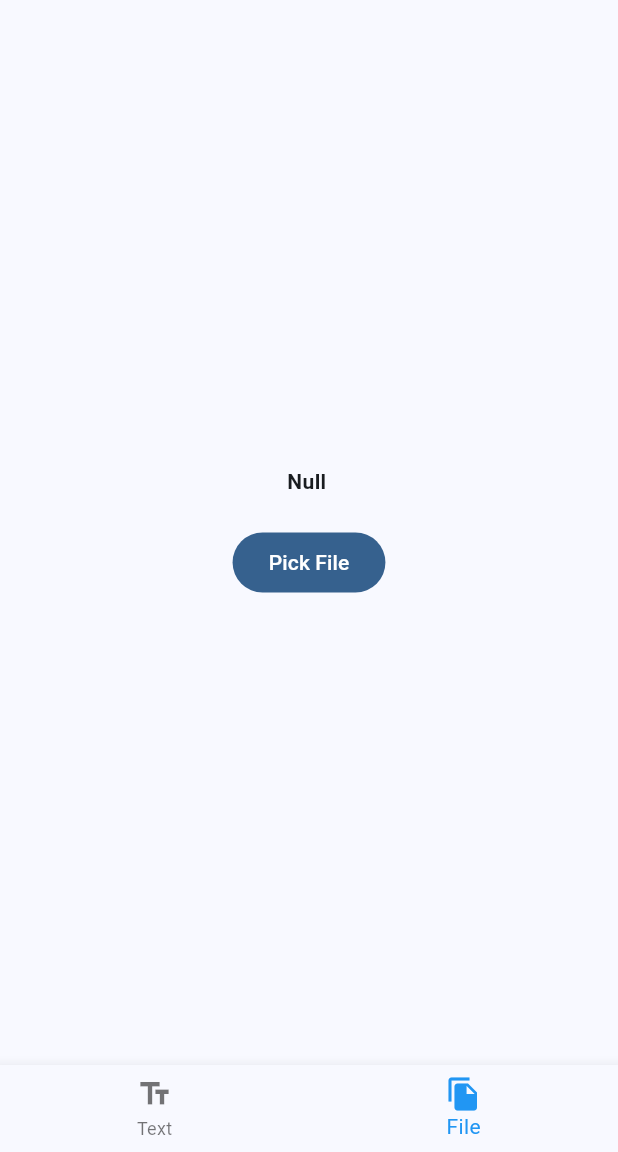
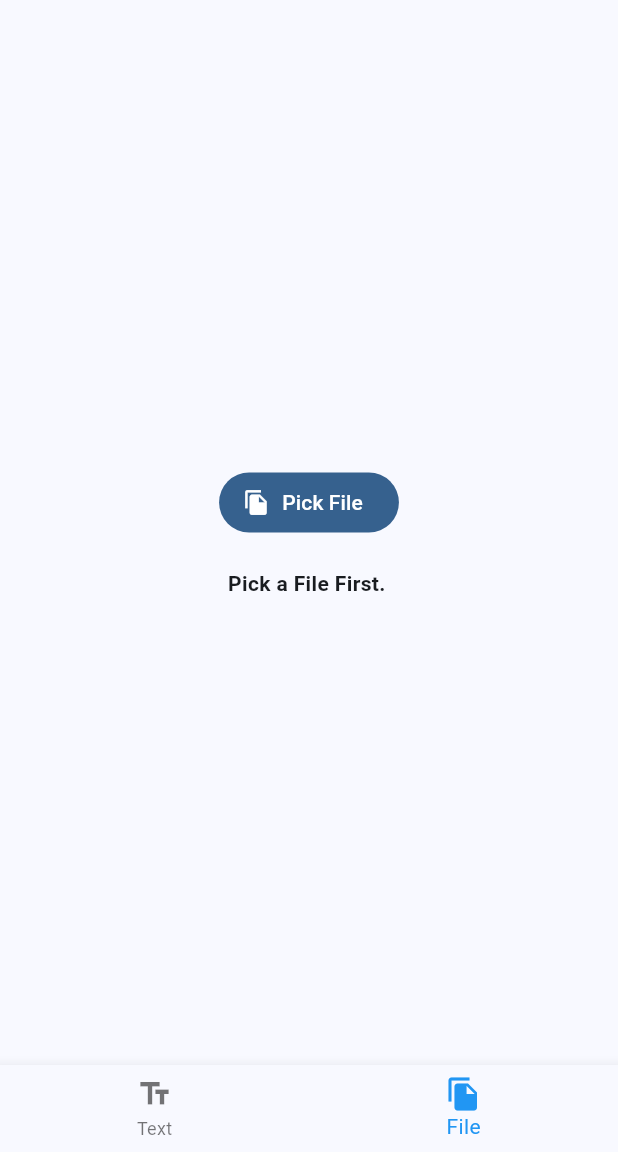
Before and after one commit to binod634/Flutter-Hash_Calculator, a Flutter app: the screen it shows after launch, item 2 of the bottom bar chosen, after a tap on "Pick File", on a phone screen of 412 x 824 dp, the part 84-1236 px from its top. Run offline on Flutter 3.47's test engine with Material 3 defaults, Android fonts, the phone set to English and light mode, and no system bars; our stand-ins replace file_picker, fluttertoast.

Commit message:
Fixed Improper text issue.

```diff
--- a/lib/main.dart
+++ b/lib/main.dart
@@ -120,7 +120,7 @@ class AppTextViewImpl extends State<AppTextView> {
           Padding(
               padding: const EdgeInsets.symmetric(vertical: 25),
               child: SelectableText(
-                "MD5:  $hash",
+                hash != null ? "MD5: $hash" : "Type something.",
                 textAlign: TextAlign.center,
                 style: const TextStyle(fontWeight: FontWeight.bold),
               ))
@@ -133,6 +133,7 @@ class AppTextViewImpl extends State<AppTextView> {
 class AppFileView extends StatefulWidget {
   const AppFileView({super.key});
 
+
   @override
   State<StatefulWidget> createState() => AppFileViewImpl();
 }
@@ -144,11 +145,20 @@ class AppFileViewImpl extends State<AppFileView> {
     FilePickerResult? result = await FilePicker.platform.pickFiles();
     if (result != null) {
       hashFile(result);
-      Fluttertoast.showToast(msg: "Hello");
+      Fluttertoast.showToast(msg: "File Encrypted.");
     }
   }
 
   Future<void> hashFile(FilePickerResult filePickerResult) async {
+    List<Hash> listAllHashes = [
+      md5,
+      sha224,
+      sha1,
+      sha256,
+      sha512,
+      sha384,
+    ];
+
     File file = File(filePickerResult.paths.first!);
     setState(() {
       hash = md5.convert(file.readAsBytesSync()).toString();
@@ -160,12 +170,13 @@ class AppFileViewImpl extends State<AppFileView> {
     return  Column(
       mainAxisAlignment: MainAxisAlignment.center,
       children: [
-        SelectableText(hash != null ? hash.toString() : "Null",
-            style: const TextStyle(fontWeight: FontWeight.bold)),
+        FilledButton.icon(onPressed: pickFile, clipBehavior: Clip.hardEdge, icon: const Icon(Icons.file_copy),
+        label: const Text("Pick File"),),
         const Padding(
           padding: EdgeInsets.symmetric(vertical: 10.0),
         ),
-        FilledButton(onPressed: pickFile, child: const Text("Pick File")),
+        SelectableText(hash != null ? "MD5: $hash" : "Pick a File First.",
+            style: const TextStyle(fontWeight: FontWeight.bold)),
       ],
     );
   }
```
